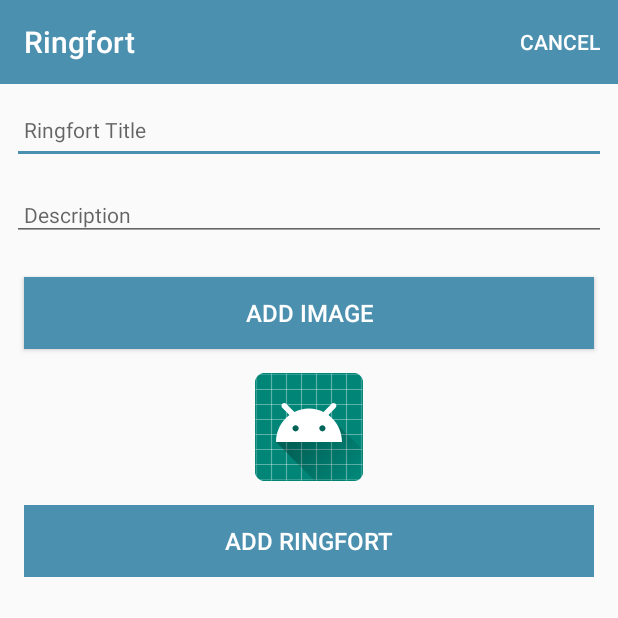
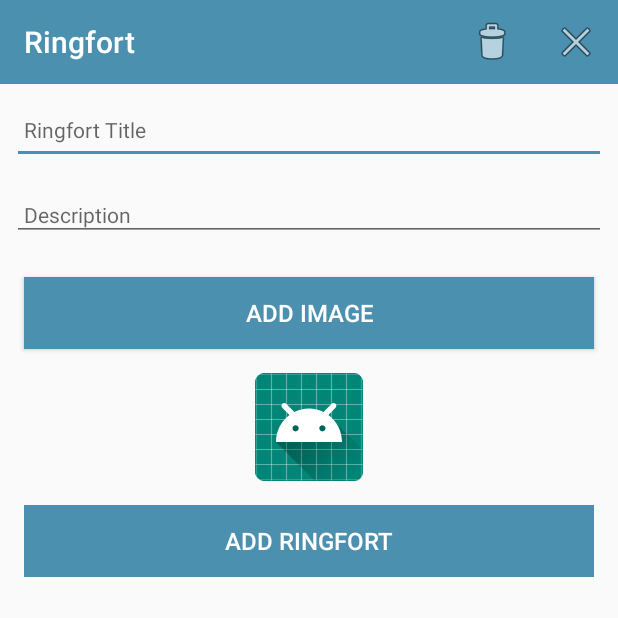
Before and after one commit to dlombard94/Ringfort, an Android app: the RingfortActivity screen opened directly, with no data from a screen before it, on a phone screen of 412 x 824 dp, the top half of it. Run offline under Robolectric (Android 15) with nearby library versions, the phone set to English and light mode, and no system bars; 1 statement that could not run was skipped.

Commit message:
added deletefunctionality

```diff
--- a/app/src/main/java/org/wit/ringfort/models/RingfortMemStore.kt
+++ b/app/src/main/java/org/wit/ringfort/models/RingfortMemStore.kt
@@ -23,6 +23,11 @@ class RingfortMemStore : RingfortStore, AnkoLogger {
         logAll()
     }
 
+    override fun delete(ringfort: RingfortModel) {
+        ringforts.remove(ringfort)
+        logAll()
+    }
+
     override fun update(ringfort: RingfortModel) {
         var foundRingfort: RingfortModel? = ringforts.find { p -> p.id == ringfort.id }
         if (foundRingfort != null) {
--- a/app/src/main/java/org/wit/ringfort/models/RingfortStore.kt
+++ b/app/src/main/java/org/wit/ringfort/models/RingfortStore.kt
@@ -4,5 +4,5 @@ interface RingfortStore {
     fun findAll(): List<RingfortModel>
     fun create(ringfort: RingfortModel)
     fun update(ringfort: RingfortModel)
-
+    fun delete(ringfort: RingfortModel)
 }
--- a/app/src/main/res/menu/menu_ringfort.xml
+++ b/app/src/main/res/menu/menu_ringfort.xml
@@ -3,7 +3,13 @@
     xmlns:app="http://schemas.android.com/apk/res-auto">
 
     <item
+        android:id="@+id/item_delete"
+        android:icon="@android:drawable/ic_menu_delete"
+        android:title="@string/menu_deleteRingfort"
+        app:showAsAction="always"/>
+    <item
         android:id="@+id/item_cancel"
+        android:icon="@android:drawable/ic_menu_close_clear_cancel"
         android:title="@string/menu_cancelRingfort"
         app:showAsAction="always"/>
 </menu>
--- a/app/src/main/res/values/strings.xml
+++ b/app/src/main/res/values/strings.xml
@@ -5,6 +5,7 @@
     <string name="hint_ringfortDescription">Description </string>
     <string name="menu_addRingfort">Add</string>
     <string name="menu_cancelRingfort">Cancel</string>
+    <string name="menu_deleteRingfort">Delete</string>
     <string name="enter_ringfort_title"> Please enter a Ringfort Title </string>
     <string name="save_ringfort"> Save Ringfort </string>
     <string name="button_addImage"> Add Image </string>
```
Also changed, not shown: app/src/main/java/org/wit/ringfort/activities/RingfortActivity.kt (+21 -7 lines).
